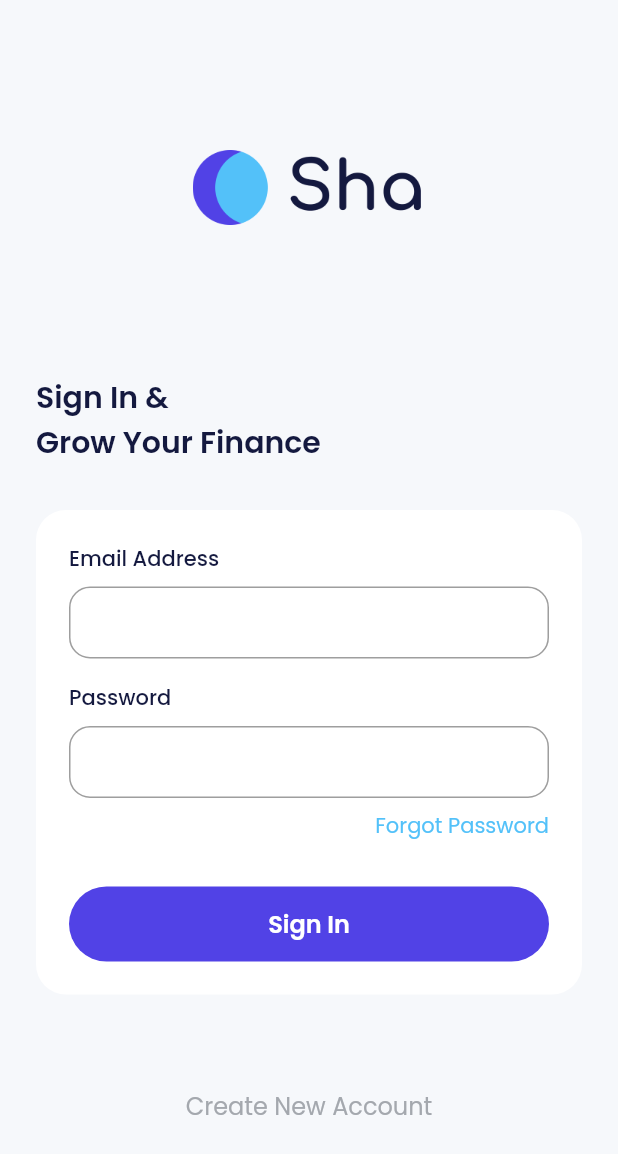
After one commit to akwilanatanael/bank_sha, a Flutter app: the SignInPage screen opened directly, on a phone screen of 412 x 824 dp. The commit adds this screen. Shown: the top 1154 px of the screen. Run offline on Flutter 3.47's test engine with Material 2 defaults, Android fonts, the phone set to English and light mode, and no system bars; our stand-ins replace carousel_slider, google_fonts.

Commit message:
menyelesaikan sign_in_page 08sep22 01:50

```diff
--- a/lib/ui/pages/onboarding_page.dart
+++ b/lib/ui/pages/onboarding_page.dart
@@ -1,6 +1,7 @@
 // ignore_for_file: prefer_const_constructors
 
 import 'package:bank_sha/shared/theme.dart';
+import 'package:bank_sha/ui/pages/sign_in_page.dart';
 import 'package:carousel_slider/carousel_slider.dart';
 import 'package:flutter/material.dart';
 
@@ -132,7 +133,14 @@ class _OnBoardingPageState extends State<OnBoardingPage> {
                               height: 24,
                               width: double.infinity,
                               child: TextButton(
-                                onPressed: () {},
+                                onPressed: () {
+                                  Navigator.push(
+                                    context,
+                                    MaterialPageRoute(
+                                      builder: (context) => SignInPage(),
+                                    ),
+                                  );
+                                },
                                 style: TextButton.styleFrom(
                                   padding: EdgeInsets.zero,
                                 ),
--- /dev/null
+++ b/lib/ui/pages/sign_in_page.dart
@@ -0,0 +1,147 @@
+// ignore_for_file: prefer_const_constructors
+
+import 'package:bank_sha/shared/theme.dart';
+import 'package:flutter/material.dart';
+
+class SignInPage extends StatelessWidget {
+  const SignInPage({Key? key}) : super(key: key);
+
+  @override
+  Widget build(BuildContext context) {
+    return Scaffold(
+      backgroundColor: lightBackgroundColor,
+      body: ListView(
+        padding: EdgeInsets.symmetric(horizontal: 24),
+        children: [
+          Container(
+            width: 155,
+            height: 50,
+            margin: EdgeInsets.only(
+              top: 100,
+              bottom: 100,
+            ),
+            decoration: BoxDecoration(
+              image: DecorationImage(
+                image: AssetImage('assets/img_logo_light.png'),
+              ),
+            ),
+          ),
+          Text(
+            'Sign In &\nGrow Your Finance',
+            style: blackTextStyle.copyWith(
+              fontSize: 20,
+              fontWeight: semibold,
+            ),
+          ),
+          SizedBox(height: 30),
+          Container(
+            padding: EdgeInsets.all(22),
+            decoration: BoxDecoration(
+              borderRadius: BorderRadius.circular(20),
+              color: whiteColor,
+            ),
+            child: Column(
+              crossAxisAlignment: CrossAxisAlignment.start,
+              children: [
+                // NOTE: EMAIL INPUT
+                Column(
+                  crossAxisAlignment: CrossAxisAlignment.start,
+                  children: [
+                    Text(
+                      'Email Address',
+                      style: blackTextStyle.copyWith(
+                        fontWeight: medium,
+                        fontSize: 14,
+                      ),
+                    ),
+                    SizedBox(height: 8),
+                    TextFormField(
+                      decoration: InputDecoration(
+                        border: OutlineInputBorder(
+                          borderRadius: BorderRadius.circular(14),
+                        ),
+                        contentPadding: EdgeInsets.all(12),
+                      ),
+                    ),
+                  ],
+                ),
+                SizedBox(height: 16),
+                // NOTE: PASSWORD
+                Column(
+                  crossAxisAlignment: CrossAxisAlignment.start,
+                  children: [
+                    Text(
+                      'Password',
+                      style: blackTextStyle.copyWith(
+                        fontWeight: medium,
+                        fontSize: 14,
+                      ),
+                    ),
+                    SizedBox(height: 8),
+                    TextFormField(
+                      obscureText: true,
+                      decoration: InputDecoration(
+                        border: OutlineInputBorder(
+                          borderRadius: BorderRadius.circular(14),
+                        ),
+                        contentPadding: EdgeInsets.all(12),
+                      ),
+                    ),
+                  ],
+                ),
+                SizedBox(height: 8),
+                Align(
+                  alignment: Alignment.centerRight,
+                  child: Text(
+                    'Forgot Password',
+                    style: blueTextStyle.copyWith(
+                      fontWeight: regular,
+                    ),
+                  ),
+                ),
+                SizedBox(height: 30),
+                SizedBox(
+                  height: 50,
+                  width: double.infinity,
+                  child: TextButton(
+                    onPressed: () {},
+                    style: TextButton.styleFrom(
+                      backgroundColor: purpleColor,
+                      shape: RoundedRectangleBorder(
+                        borderRadius: BorderRadius.circular(56),
+                      ),
+                    ),
+                    child: Text(
+                      'Sign In',
+                      style: whiteTextStyle.copyWith(
+                        fontWeight: semibold,
+                        fontSize: 16,
+                      ),
+                    ),
+                  ),
+                ),
+              ],
+            ),
+          ),
+          SizedBox(height: 50),
+          SizedBox(
+            width: double.infinity,
+            child: TextButton(
+              onPressed: () {},
+              style: TextButton.styleFrom(
+                padding: EdgeInsets.zero,
+              ),
+              child: Text(
+                'Create New Account',
+                style: greyTextStyle.copyWith(
+                  fontWeight: regular,
+                  fontSize: 16,
+                ),
+              ),
+            ),
+          ),
+        ],
+      ),
+    );
+  }
+}
```
